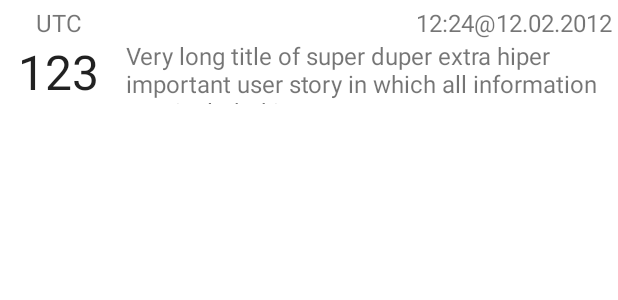
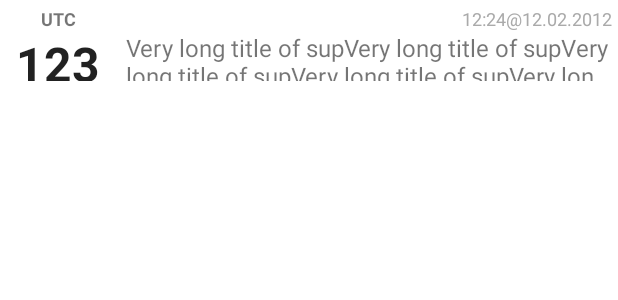
Before and after one commit to tmszdmsk/arij, an Android app: the layout issue_list_elem.xml on its own in the app's theme, with its tools: preview values and no code run, on a phone screen of 412 x 824 dp. Shown: the top 300 px of the screen. Run offline under Robolectric (Android 15) with nearby library versions, the phone set to English and light mode, and no system bars.

Commit message:
improvement of issue list activity

```diff
--- a/src/main/java/com/tadamski/arij/activity/issuelist/IssueListActivity.java
+++ b/src/main/java/com/tadamski/arij/activity/issuelist/IssueListActivity.java
@@ -10,8 +10,9 @@ import com.tadamski.arij.issue.Issue;
 import com.tadamski.arij.issue.Issue.Summary;
 import com.tadamski.arij.issue.IssueDAO;
 import com.tadamski.arij.util.Callback;
+import roboguice.activity.RoboListActivity;
+
 import javax.inject.Inject;
-import roboguice.activity.RoboListActivity;
 
 public class IssueListActivity extends RoboListActivity {
 
@@ -22,15 +23,17 @@ public class IssueListActivity extends RoboListActivity {
     @Override
     public void onCreate(Bundle savedInstanceState) {
         super.onCreate(savedInstanceState);
+        this.setProgressBarIndeterminate(true);
         Log.i(TAG, "onCreate");
         AsyncTask<Void, Void, BaseAdapter> asyncTask = new AsyncTask<Void, Void, BaseAdapter>() {
             @Override
             protected BaseAdapter doInBackground(Void... params) {
-               return new IssueListAdapter(IssueListActivity.this, issueDao.getTasksAssignedToLoggedInUser(), new OpenIssueAction());
+                return new IssueListAdapter(IssueListActivity.this, issueDao.getTasksAssignedToLoggedInUser(), new OpenIssueAction());
             }
 
             @Override
             protected void onPostExecute(BaseAdapter result) {
+                IssueListActivity.this.setProgressBarIndeterminate(false);
                 IssueListActivity.this.setListAdapter(result);
             }
 
--- a/src/main/java/com/tadamski/arij/activity/issuelist/IssueListAdapter.java
+++ b/src/main/java/com/tadamski/arij/activity/issuelist/IssueListAdapter.java
@@ -10,12 +10,13 @@ import com.tadamski.arij.R;
 import com.tadamski.arij.issue.Issue;
 import com.tadamski.arij.issue.Issue.Summary;
 import com.tadamski.arij.util.Callback;
+
 import java.text.DateFormat;
-import java.text.SimpleDateFormat;
 import java.util.List;
 
 public class IssueListAdapter extends BaseAdapter {
 
+    private static final DateFormat DATE_TIME_INSTANCE = DateFormat.getDateTimeInstance(DateFormat.SHORT, DateFormat.SHORT);
     private final List<Issue.Summary> issues;
     private final LayoutInflater layoutInflater;
     private final Callback<Issue.Summary> onClickAction;
@@ -62,7 +63,7 @@ public class IssueListAdapter extends BaseAdapter {
         setTextViewText(convertView, R.id.project_shortcut, issueSummary.getKey().split("-")[0]);
         setTextViewText(convertView, R.id.issue_id_number, issueSummary.getKey().split("-")[1]);
         setTextViewText(convertView, R.id.issue_summary, issueSummary.getSummary());
-        setTextViewText(convertView, R.id.issue_creation_date, SimpleDateFormat.getDateTimeInstance().format(issueSummary.getCreated()));
+        setTextViewText(convertView, R.id.issue_creation_date, DATE_TIME_INSTANCE.format(issueSummary.getCreated()));
     }
 
     private void setTextViewText(View parent, int textViewId, String textToSet) {
--- a/src/main/res/layout/issue_list_elem.xml
+++ b/src/main/res/layout/issue_list_elem.xml
@@ -1,18 +1,16 @@
 <?xml version="1.0" encoding="utf-8"?>
 <RelativeLayout xmlns:android="http://schemas.android.com/apk/res/android"
                 android:layout_width="match_parent"
-    android:layout_height="match_parent"
+                android:layout_height="50dp"
                 android:layout_marginBottom="4sp"
                 android:layout_marginLeft="4sp"
                 android:layout_marginRight="4sp"
-    android:layout_marginTop="4sp" >
-
-
+                android:layout_marginTop="4sp" android:minHeight="50dp">
 
 
     <TextView
             android:id="@+id/project_shortcut"
-        android:layout_width="wrap_content"
+            android:layout_width="70dp"
             android:layout_height="wrap_content"
             android:layout_alignParentLeft="true"
             android:layout_alignParentTop="true"
@@ -21,10 +19,7 @@
             android:lines="1"
             android:maxLines="1"
             android:text="UTC"
-        android:textSize="16sp" />
-
-
-
+            android:textSize="12dp" android:textStyle="bold"/>
 
 
     <TextView
@@ -34,38 +29,30 @@
             android:layout_alignParentLeft="true"
             android:layout_below="@+id/project_shortcut"
             android:ellipsize="none"
-        android:gravity="center_horizontal"
+            android:gravity="center_vertical|center_horizontal"
             android:lines="1"
             android:maxLines="1"
             android:text="123"
             android:textAppearance="?android:attr/textAppearanceLarge"
-        android:textSize="32sp" />
-
-
-
-    <TextView
-        android:id="@+id/issue_summary"
-        android:layout_width="wrap_content"
-        android:layout_height="wrap_content"
-        android:layout_alignBottom="@+id/issue_id_number"
-        android:layout_alignParentRight="true"
-        android:layout_alignTop="@+id/issue_id_number"
-        android:layout_marginLeft="10dp"
-        android:layout_toRightOf="@+id/issue_id_number"
-        android:ellipsize="end"
-        android:gravity="top|left"
-        android:marqueeRepeatLimit="marquee_forever"
-        android:text="Very long title of super duper extra hiper important user story in which all information was included in summary"
-        android:textSize="16sp" />
+            android:textSize="32dp" android:textStyle="bold"
+            />
 
 
     <TextView
             android:id="@+id/issue_creation_date"
             android:layout_width="wrap_content"
             android:layout_height="wrap_content"
+            android:text="12:24@12.02.2012"
+            android:textSize="12dp" android:textColor="@android:color/darker_gray"
             android:layout_alignParentRight="true"
-        android:layout_alignParentTop="true"
-        android:text="12:24@12.02.2012"
-        android:textSize="16sp" />
+            android:layout_alignParentTop="true"/>
+    <TextView
+            android:id="@+id/issue_summary"
+            android:layout_width="fill_parent"
+            android:layout_height="wrap_content"
+            android:text="Very long title of supVery long title of supVery long title of supVery long title of supVery long title of sup"
+            android:textSize="16dp"
+            android:ellipsize="end" android:layout_toRightOf="@+id/issue_id_number"
+            android:layout_below="@+id/project_shortcut" android:layout_marginLeft="10dp" android:maxLines="2"/>
 
 </RelativeLayout>
```
Lines whose indentation alone changed are shown as unchanged.
